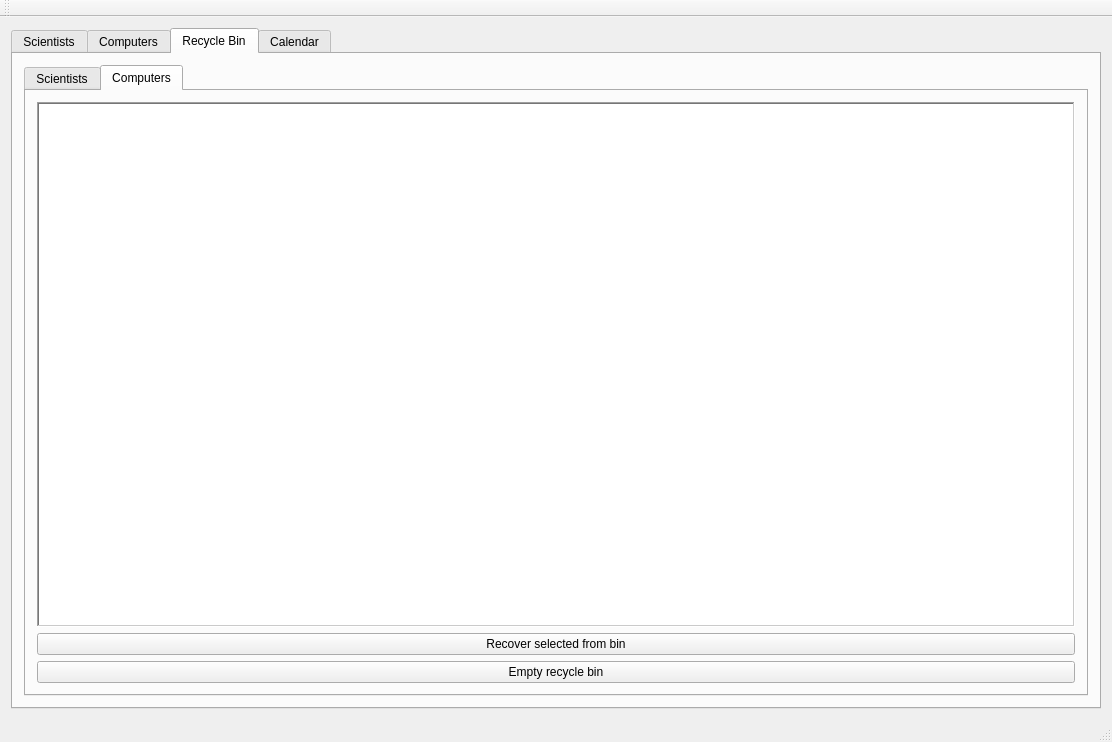
Old version of the form VerklegtNamskeidH3/mainwindow.ui in the repository Eytor/VerklegtNamskeid.
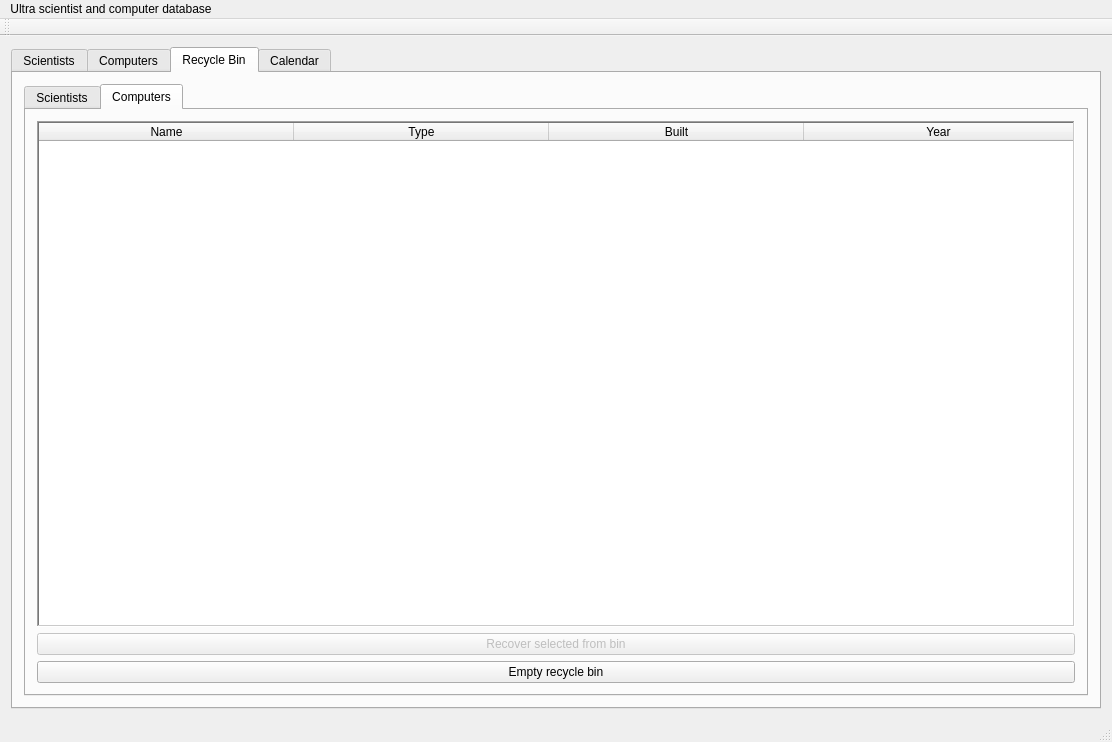
New version of the form. The open tabs and pages were chosen to show the change.

Commit message: Recover scientist komid

Diff of the .ui file:
```diff
--- a/VerklegtNamskeidH3/mainwindow.ui
+++ b/VerklegtNamskeidH3/mainwindow.ui
@@ -428,7 +428,7 @@
        </attribute>
        <layout class="QVBoxLayout" name="verticalLayout_7">
         <item>
-         <widget class="QTabWidget" name="computer_trash_table">
+         <widget class="QTabWidget" name="trash_placeholder">
           <property name="currentIndex">
            <number>1</number>
           </property>
@@ -470,16 +470,48 @@
            </attribute>
            <layout class="QVBoxLayout" name="verticalLayout_6">
             <item>
-             <widget class="QTableWidget" name="computer_trash_table_2">
+             <widget class="QTableWidget" name="computer_trash_table">
               <property name="frameShape">
                <enum>QFrame::WinPanel</enum>
               </property>
+              <attribute name="horizontalHeaderDefaultSectionSize">
+               <number>255</number>
+              </attribute>
+              <attribute name="horizontalHeaderStretchLastSection">
+               <bool>true</bool>
+              </attribute>
+              <attribute name="verticalHeaderVisible">
+               <bool>false</bool>
+              </attribute>
+              <column>
+               <property name="text">
+                <string>Name</string>
+               </property>
+              </column>
+              <column>
+               <property name="text">
+                <string>Type</string>
+               </property>
+              </column>
+              <column>
+               <property name="text">
+                <string>Built</string>
+               </property>
+              </column>
+              <column>
+               <property name="text">
+                <string>Year</string>
+               </property>
+              </column>
              </widget>
             </item>
             <item>
              <layout class="QGridLayout" name="gridLayout_3">
               <item row="0" column="0">
                <widget class="QPushButton" name="computer_recover_button">
+                <property name="enabled">
+                 <bool>false</bool>
+                </property>
                 <property name="text">
                  <string>Recover selected from bin</string>
                 </property>
@@ -529,9 +561,15 @@
      <x>0</x>
      <y>0</y>
      <width>1112</width>
-     <height>22</height>
+     <height>25</height>
     </rect>
    </property>
+   <widget class="QMenu" name="menuUltra_scientist_and_computer_database">
+    <property name="title">
+     <string>Ultra scientist and computer database</string>
+    </property>
+   </widget>
+   <addaction name="menuUltra_scientist_and_computer_database"/>
   </widget>
   <widget class="QToolBar" name="mainToolBar">
    <attribute name="toolBarArea">
```
Left out of the diff: 39 changed lines with no effect on the pictures. The commit also changes 4 other files.
